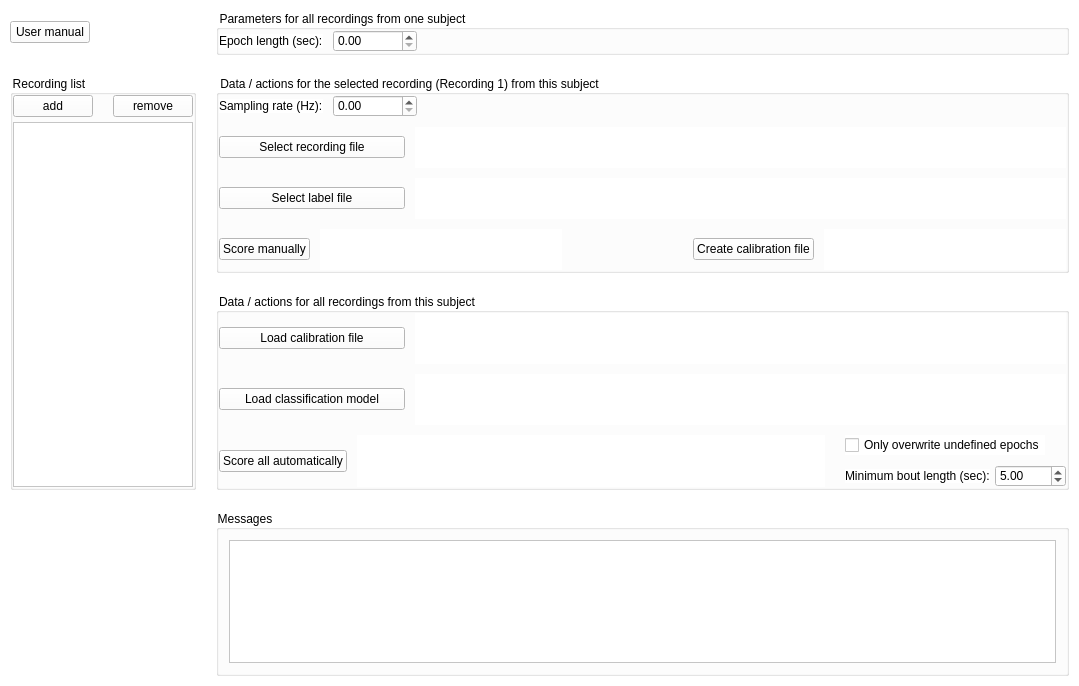
The window that accusleepy/gui/primary_window.ui (zekebarger/AccuSleePy) describes before a commit, drawn with Qt 5.
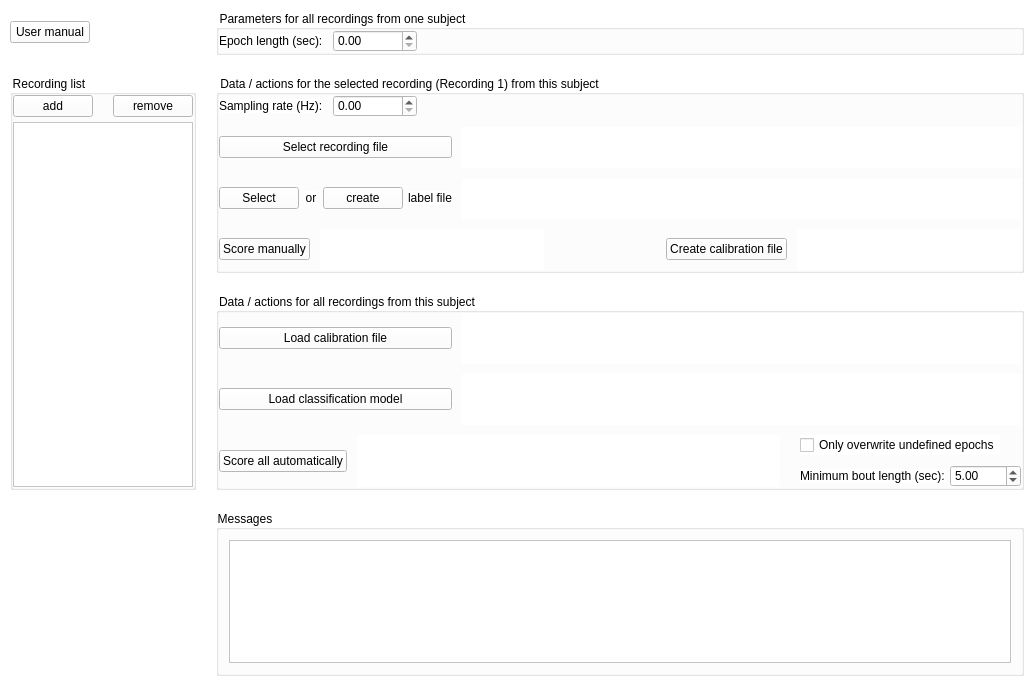
The same window after the commit.

Commit message: choose name for new label file

What changed in the file:
```diff
--- a/accusleepy/gui/primary_window.ui
+++ b/accusleepy/gui/primary_window.ui
@@ -6,7 +6,7 @@
    <rect>
     <x>0</x>
     <y>0</y>
-    <width>1079</width>
+    <width>1034</width>
     <height>686</height>
    </rect>
   </property>
@@ -292,7 +292,7 @@
           </layout>
          </item>
          <item>
-          <layout class="QHBoxLayout" name="horizontalLayout_4" stretch="2,7">
+          <layout class="QHBoxLayout" name="horizontalLayout_4" stretch="5,12">
            <item>
             <widget class="QPushButton" name="recording_file_button">
              <property name="sizePolicy">
@@ -316,9 +316,14 @@
           </layout>
          </item>
          <item>
-          <layout class="QHBoxLayout" name="horizontalLayout_6" stretch="2,7">
+          <layout class="QHBoxLayout" name="horizontalLayout_6" stretch="5,12">
            <item>
-            <widget class="QPushButton" name="label_file_button">
+            <layout class="QHBoxLayout" name="select_or_create_layout" stretch="3,1,3,0">
+             <property name="spacing">
+              <number>5</number>
+             </property>
+             <item>
+              <widget class="QPushButton" name="select_label_button">
              <property name="sizePolicy">
               <sizepolicy hsizetype="Preferred" vsizetype="Fixed">
                <horstretch>0</horstretch>
@@ -332,9 +337,53 @@
               </size>
              </property>
              <property name="text">
-              <string>Select label file</string>
-             </property>
-            </widget>
+                <string>Select</string>
+               </property>
+              </widget>
+             </item>
+             <item>
+              <widget class="QLabel" name="or_label">
+               <property name="sizePolicy">
+                <sizepolicy hsizetype="Preferred" vsizetype="Fixed">
+                 <horstretch>0</horstretch>
+                 <verstretch>0</verstretch>
+                </sizepolicy>
+               </property>
+               <property name="text">
+                <string>or</string>
+               </property>
+               <property name="alignment">
+                <set>Qt::AlignmentFlag::AlignCenter</set>
+               </property>
+              </widget>
+             </item>
+             <item>
+              <widget class="QPushButton" name="create_label_button">
+               <property name="sizePolicy">
+                <sizepolicy hsizetype="Preferred" vsizetype="Fixed">
+                 <horstretch>0</horstretch>
+                 <verstretch>0</verstretch>
+                </sizepolicy>
+               </property>
+               <property name="text">
+                <string>create</string>
+               </property>
+              </widget>
+             </item>
+             <item>
+              <widget class="QLabel" name="label_text">
+               <property name="sizePolicy">
+                <sizepolicy hsizetype="Preferred" vsizetype="Fixed">
+                 <horstretch>0</horstretch>
+                 <verstretch>0</verstretch>
+                </sizepolicy>
+               </property>
+               <property name="text">
+                <string>label file</string>
+               </property>
+              </widget>
+             </item>
+            </layout>
            </item>
            <item>
             <widget class="QLabel" name="label_file_label">
@@ -436,7 +485,7 @@
           <number>0</number>
          </property>
          <item>
-          <layout class="QHBoxLayout" name="horizontalLayout_7" stretch="2,7">
+          <layout class="QHBoxLayout" name="horizontalLayout_7" stretch="5,12">
            <item>
             <widget class="QPushButton" name="load_calibration_button">
              <property name="sizePolicy">
@@ -460,7 +509,7 @@
           </layout>
          </item>
          <item>
-          <layout class="QHBoxLayout" name="horizontalLayout_9" stretch="2,7">
+          <layout class="QHBoxLayout" name="horizontalLayout_9" stretch="5,12">
            <item>
             <widget class="QPushButton" name="load_model_button">
              <property name="sizePolicy">
```
Lines whose indentation alone changed are shown as unchanged. The commit also changes 2 other files.
